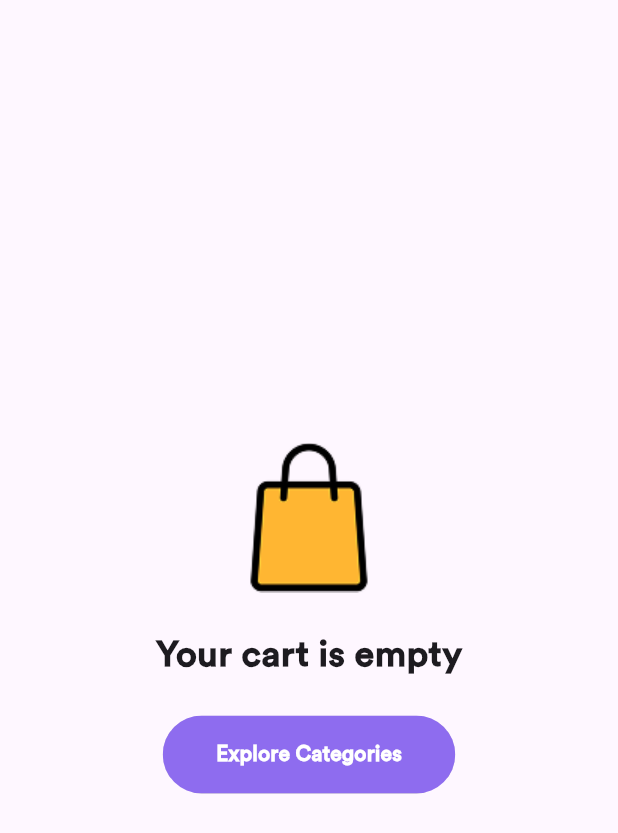
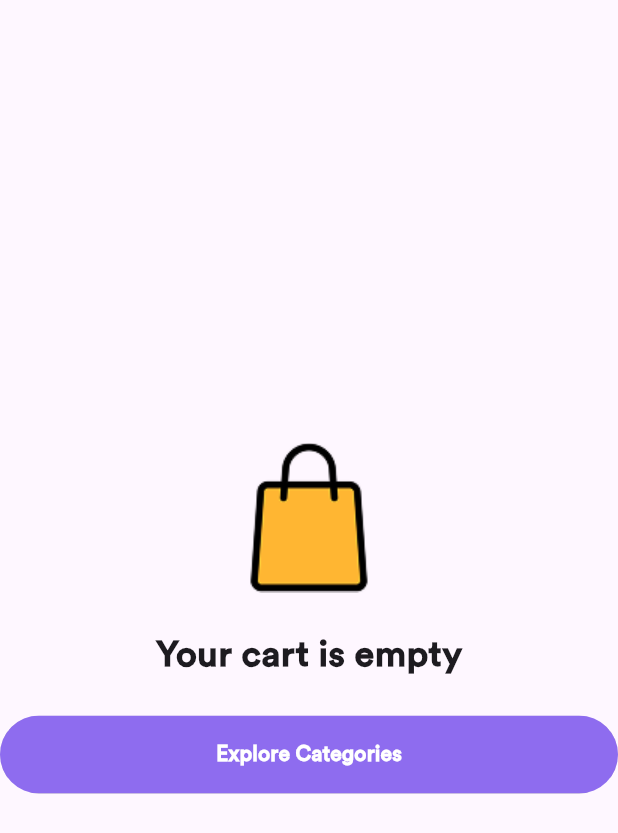
Before and after one commit to Bodeayman/EcomFlutter, a Flutter app: the CheckoutPage screen opened directly, on a phone screen of 412 x 824 dp. Shown: the top 833 px of the screen. Run offline on Flutter 3.47's test engine with Material 3 defaults, Android fonts, the phone set to English and light mode, and no system bars; our stand-ins replace bloc, dartz, dio, flutter_bloc, font_awesome_flutter, go_router and 4 more; accounts and stored records are empty.

Commit message:
Fixed some responsiveness issues inside the Coupon widget

```diff
--- a/lib/pages/Checkout/CheckoutPageView/checkout.dart
+++ b/lib/pages/Checkout/CheckoutPageView/checkout.dart
@@ -18,7 +18,12 @@ class CheckoutPage extends StatelessWidget {
         builder: (context, state) {
           if (state.selectedItems.isNotEmpty) {
             return Padding(
-              padding: EdgeInsets.all(8),
+              padding: const EdgeInsets.all(8.0),
+              child: Column(
+                mainAxisAlignment: MainAxisAlignment.spaceBetween,
+                children: [
+                  // Top scrollable section
+                  Expanded(
                     child: SingleChildScrollView(
                       child: Column(
                         children: [
@@ -28,12 +33,12 @@ class CheckoutPage extends StatelessWidget {
                               mainAxisAlignment: MainAxisAlignment.spaceBetween,
                               children: [
                                 RawMaterialButton(
-                            onPressed: () => {context.pop()},
+                                  onPressed: () => context.pop(),
                                   constraints: BoxConstraints.tightFor(
                                     width: 50,
                                     height: 50,
                                   ),
-                            shape: CircleBorder(),
+                                  shape: const CircleBorder(),
                                   child: Container(
                                     height: 40,
                                     width: 40,
@@ -41,11 +46,10 @@ class CheckoutPage extends StatelessWidget {
                                       color: kTextForm,
                                       borderRadius: BorderRadius.circular(100),
                                     ),
-
                                     child: Image.asset("assets/arrowleft2.png"),
                                   ),
                                 ),
-                          Expanded(
+                                const Expanded(
                                   child: Center(
                                     child: Text(
                                       "Checkout",
@@ -57,26 +61,39 @@ class CheckoutPage extends StatelessWidget {
                                     ),
                                   ),
                                 ),
-                          SizedBox(width: 40, height: 40),
+                                const SizedBox(width: 40, height: 40),
                               ],
                             ),
                           ),
                           OptionListTile(
                             title: "Add payment method",
                             subtitle: "Payment methods",
+                            trailing: IconButton(
+                              icon: Image.asset("assets/arrowright2.png"),
+                              onPressed: () {},
+                            ),
                           ),
                           OptionListTile(
                             title: "Add Shipping method",
                             subtitle: "Shipping Methods",
+                            trailing: IconButton(
+                              icon: Image.asset("assets/arrowright2.png"),
+                              onPressed: () {},
+                            ),
+                          ),
+                        ],
+                      ),
+                    ),
                   ),
 
-                    const SizedBox(height: 100),
-
+                  // Bottom fixed section
+                  Column(
+                    children: [
                       CheckoutPriceList(),
-
-                    const SizedBox(height: 25),
+                      const SizedBox(height: 12),
                       SizedBox(
                         height: 52,
+                        width: double.infinity,
                         child: CustomeElevatedButton(
                           buttonColor: appbarSec,
                           hintText: "Place Order",
@@ -89,19 +106,18 @@ class CheckoutPage extends StatelessWidget {
                       ),
                     ],
                   ),
+                ],
               ),
             );
           } else {
+            // Empty cart
             return Center(
               child: Column(
                 mainAxisAlignment: MainAxisAlignment.center,
-
-                children: [
-                  Column(
                 children: [
                   Image.asset("assets/noCart.png"),
                   Container(
-                        margin: EdgeInsets.symmetric(vertical: 24),
+                    margin: const EdgeInsets.symmetric(vertical: 24),
                     child: Text(
                       "Your cart is empty",
                       style: TextStyle(
@@ -112,7 +128,7 @@ class CheckoutPage extends StatelessWidget {
                   ),
                   SizedBox(
                     height: 52,
-                        width: 195,
+                    width: double.infinity,
                     child: CustomeElevatedButton(
                       buttonColor: appbarSec,
                       hintText: "Explore Categories",
@@ -121,8 +137,6 @@ class CheckoutPage extends StatelessWidget {
                         context.push('/search');
                       },
                     ),
-                      ),
-                    ],
                   ),
                 ],
               ),
```
Also changed, not shown: lib/pages/Checkout/CheckoutPageView/Widgets/enter_coupon_widget.dart (+20 -19 lines), lib/pages/Checkout/CheckoutPageView/cart.dart (+7 -1 lines). Lines whose indentation alone changed are shown as unchanged.
